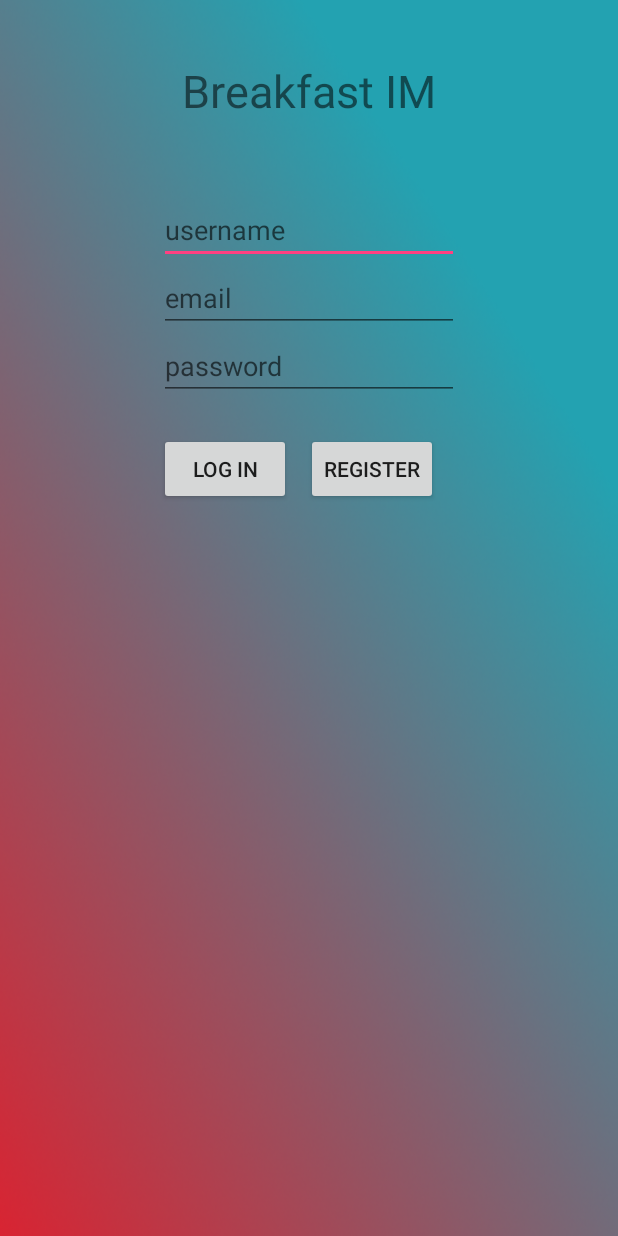
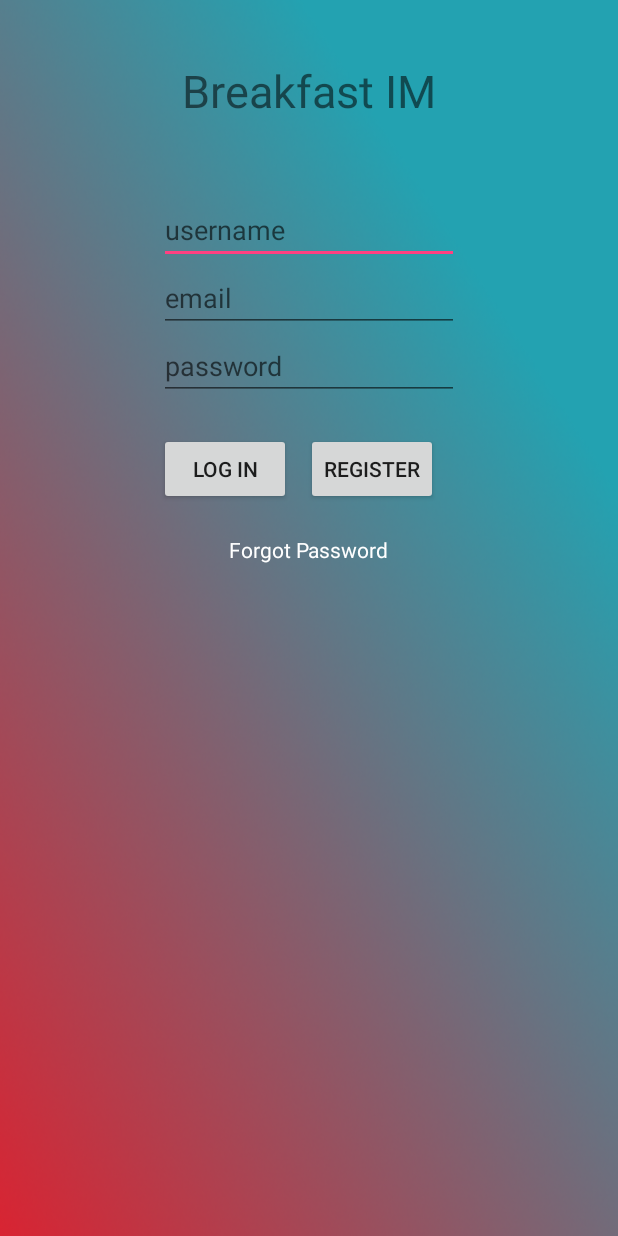
Before and after one commit to joeconstan/BreakfastApp, an Android app: the screen it shows after launch (MainActivity), on a phone screen of 412 x 824 dp. Run offline under Robolectric (Android 15) with nearby library versions, the phone set to English and light mode, and no system bars; our stand-ins replace Firebase (no records; nobody signed in at launch, a user with empty details on screens opened directly).

Commit message:
password reset email, settings funcitonality

```diff
--- a/app/src/main/AndroidManifest.xml
+++ b/app/src/main/AndroidManifest.xml
@@ -54,6 +54,9 @@
         <activity android:name=".Settings">
 
         </activity>
+        <activity android:name=".ForgotPassword">
+
+        </activity>
     </application>
 
 </manifest>
--- a/app/src/main/java/com/arealbreakfast/breakfastapp/MainActivity.java
+++ b/app/src/main/java/com/arealbreakfast/breakfastapp/MainActivity.java
@@ -9,6 +9,7 @@ import android.os.Bundle;
 import android.util.Log;
 import android.view.View;
 import android.widget.EditText;
+import android.widget.TextView;
 import android.widget.Toast;
 
 import com.google.android.gms.tasks.OnCompleteListener;
@@ -77,7 +78,19 @@ public class MainActivity extends AppCompatActivity {
 
         }
 
-        mAuth = FirebaseAuth.getInstance();
+
+        TextView forgotpasswordtv = (TextView) findViewById(R.id.forgotpasswordtv);
+        forgotpasswordtv.setOnClickListener(new View.OnClickListener() {
+            @Override
+            public void onClick(View v) {
+                mAuth.sendPasswordResetEmail(mAuth.getCurrentUser().getEmail());
+                Toast.makeText(MainActivity.this, "Password Reset Email Sent", Toast.LENGTH_SHORT).show();
+                //Intent in = new Intent(v.getContext(), ForgotPassword.class);
+                //startActivity(in);
+            }
+        });
+
+        mAuth = FirebaseAuth.getInstance(); //todo: add funtionality here to auto log in?
         mAuthListener = new FirebaseAuth.AuthStateListener() {
             @Override
             public void onAuthStateChanged(FirebaseAuth firebaseAuth) {
--- a/app/src/main/res/layout/activity_main.xml
+++ b/app/src/main/res/layout/activity_main.xml
@@ -75,4 +75,16 @@
         android:onClick="Register"
         />
 
+    <TextView
+        android:layout_width="wrap_content"
+        android:layout_height="wrap_content"
+        android:layout_centerHorizontal="true"
+        android:layout_marginTop="20dp"
+        android:layout_below="@+id/registerButton"
+        android:text="Forgot Password"
+        android:textColor="#FFFFFF"
+        android:id="@+id/forgotpasswordtv"
+        />
+
+
 </RelativeLayout>
```
Also changed, not shown: app/build.gradle (+13 -3 lines), app/src/main/java/com/arealbreakfast/breakfastapp/ForgotPassword.java (added, +29 -0 lines), app/src/main/java/com/arealbreakfast/breakfastapp/Settings.java (+64 -31 lines), app/src/main/java/com/arealbreakfast/breakfastapp/User.java (+0 -8 lines), app/src/main/res/layout/activity_forgot_password.xml (added, +29 -0 lines).
